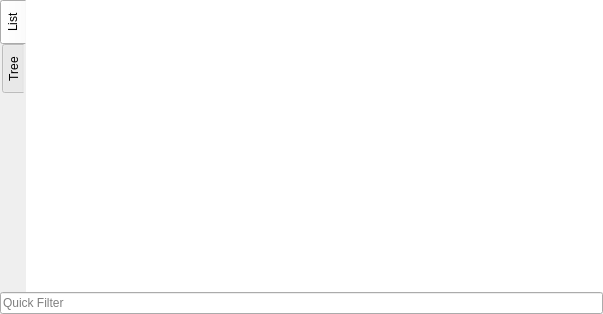
The window that src/widgets/functionswidget.ui (rizinorg/cutter) describes before a commit, drawn with Qt 5.
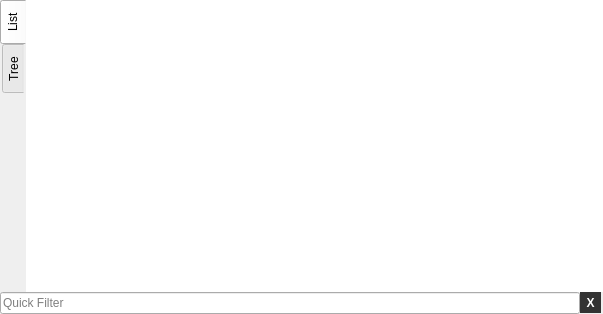
The same window after the commit.

Commit message: Improved functions filter show/hide

```diff
--- a/src/widgets/functionswidget.ui
+++ b/src/widgets/functionswidget.ui
@@ -192,14 +192,62 @@
      </widget>
     </item>
     <item>
-     <widget class="QLineEdit" name="filterLineEdit">
-      <property name="placeholderText">
-       <string>Quick Filter</string>
+     <layout class="QHBoxLayout" name="horizontalLayout">
+      <property name="spacing">
+       <number>0</number>
       </property>
-      <property name="clearButtonEnabled">
-       <bool>true</bool>
+      <property name="rightMargin">
+       <number>2</number>
       </property>
-     </widget>
+      <item>
+       <widget class="QLineEdit" name="filterLineEdit">
+        <property name="placeholderText">
+         <string>Quick Filter</string>
+        </property>
+        <property name="clearButtonEnabled">
+         <bool>true</bool>
+        </property>
+       </widget>
+      </item>
+      <item>
+       <widget class="QToolButton" name="closeFilterButton">
+        <property name="font">
+         <font>
+          <weight>75</weight>
+          <italic>false</italic>
+          <bold>true</bold>
+         </font>
+        </property>
+        <property name="styleSheet">
+         <string notr="true">QToolButton { /* all types of tool button */
+     border: 2px solid #333;
+     border-left: 2px solid #333;
+	 border-right: 2px solid #333;
+     background-color: #333;
+     color: rgb(255, 255, 255)
+}
+
+QToolButton:hover {
+     border: 2px solid rgb(128, 128, 128);
+     border-left: 2px solid rgb(128, 128, 128);
+     border-right: 2px solid rgb(128, 128, 128);
+     background-color: rgb(128, 128, 128);
+     color: rgb(255, 255, 255)
+ }
+
+QToolButton:pressed {
+     border: 2px solid #2180a9;
+     border-left: 2px solid #2180a9;
+	 border-right: 2px solid #2180a9;
+     background-color: #2180a9;
+}</string>
+        </property>
+        <property name="text">
+         <string>X</string>
+        </property>
+       </widget>
+      </item>
+     </layout>
     </item>
    </layout>
   </widget>
```
The commit also changes 2 other files.
